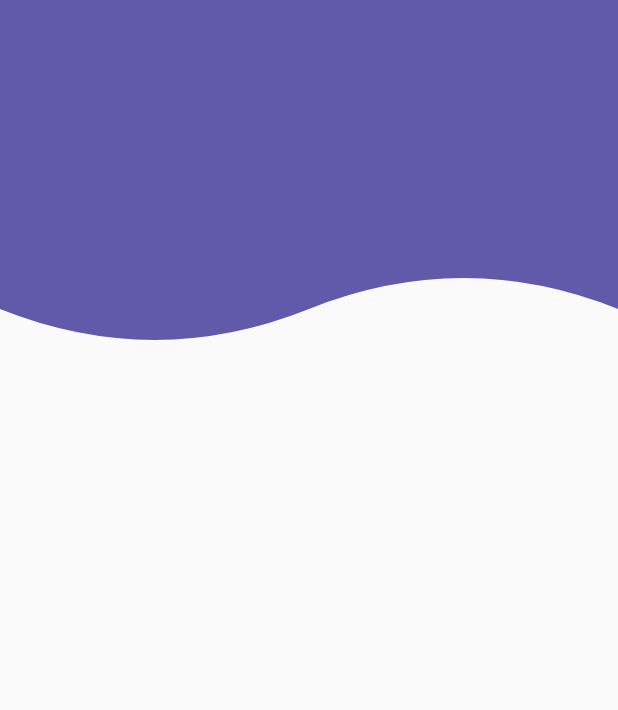
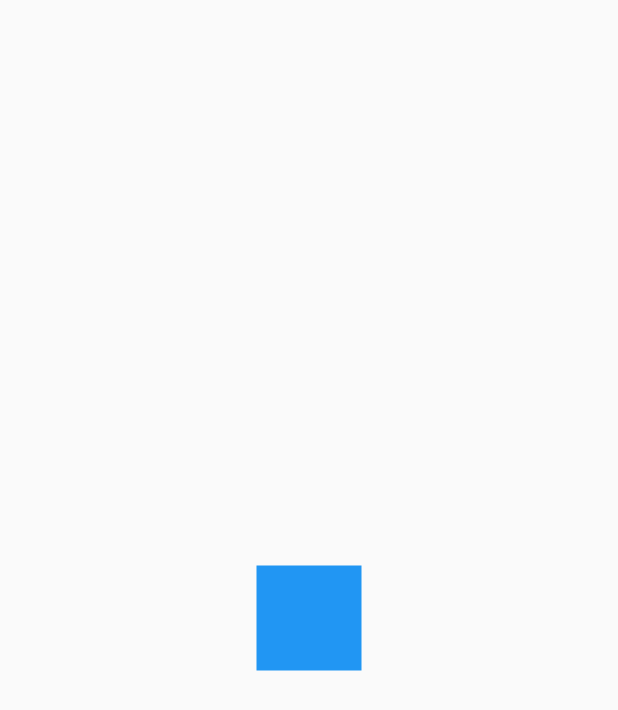
Before and after one commit to geceba/AnimacionesFlutter, a Flutter app: the screen it shows after launch, on a phone screen of 412 x 824 dp. Shown: the top 710 px of the screen. Run offline on Flutter 3.47's test engine with Material 2 defaults, Android fonts, the phone set to English and light mode, and no system bars.

Commit message:
animations

```diff
--- a/lib/main.dart
+++ b/lib/main.dart
@@ -1,4 +1,5 @@
-import 'package:animation/src/pages/Headers.dart';
+import 'package:animation/src/pages/Animations.dart';
+//import 'package:animation/src/pages/Headers.dart';
 import 'package:flutter/material.dart';
 
 void main() => runApp(MyApp());
@@ -9,7 +10,7 @@ class MyApp extends StatelessWidget {
     return MaterialApp(
       title: 'Diseños',
       debugShowCheckedModeBanner: false,
-      home: HeadersPage(),
+      home: AnimationsPage(),
     );
   }
 }
--- /dev/null
+++ b/lib/src/pages/Animations.dart
@@ -0,0 +1,78 @@
+import 'package:flutter/material.dart';
+import 'dart:math' as Math;
+
+class AnimationsPage extends StatelessWidget {
+  const AnimationsPage({Key key}) : super(key: key);
+
+  @override
+  Widget build(BuildContext context) {
+    return Scaffold(
+      body: Center(
+        child: CuadradoAnimado(),
+      ),
+    );
+  }
+}
+
+class CuadradoAnimado extends StatefulWidget {
+  const CuadradoAnimado({
+    Key key,
+  }) : super(key: key);
+
+  @override
+  _CuadradoAnimadoState createState() => _CuadradoAnimadoState();
+}
+
+class _CuadradoAnimadoState extends State<CuadradoAnimado>
+    with SingleTickerProviderStateMixin {
+  AnimationController controller;
+  Animation<double> rotacion;
+
+  @override
+  void initState() {
+    // TODO: implement initState
+    controller = new AnimationController(
+        vsync: this, duration: Duration(milliseconds: 4000));
+    rotacion = Tween(begin: 0.0, end: 2.0 * Math.pi).animate(
+      CurvedAnimation(parent: controller, curve: Curves.bounceOut)
+    );
+
+    controller.addListener(() {
+      if (controller.status == AnimationStatus.completed) {
+        controller.reset();
+      }
+    });
+
+    super.initState();
+  }
+
+  @override
+  void dispose() {
+    // TODO: implement dispose
+    controller.dispose();
+    super.dispose();
+  }
+
+  @override
+  Widget build(BuildContext context) {
+    controller.forward();
+    return AnimatedBuilder(
+      animation: controller,
+      //child: child,
+      builder: (BuildContext context, Widget child) {
+        return Transform.rotate(angle: rotacion.value, child: _Rectangulo());
+      },
+    );
+  }
+}
+
+class _Rectangulo extends StatelessWidget {
+  @override
+  Widget build(BuildContext context) {
+    return Container(
+      width: 70,
+      height: 70,
+      decoration: BoxDecoration(color: Colors.blue),
+    );
+  }
+}
```
